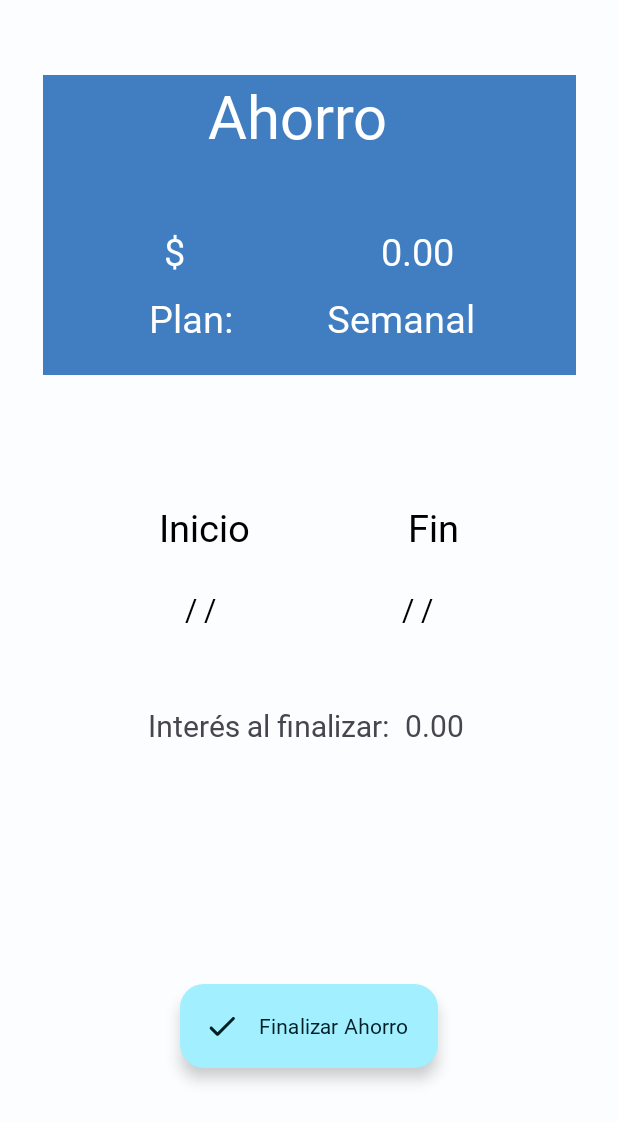
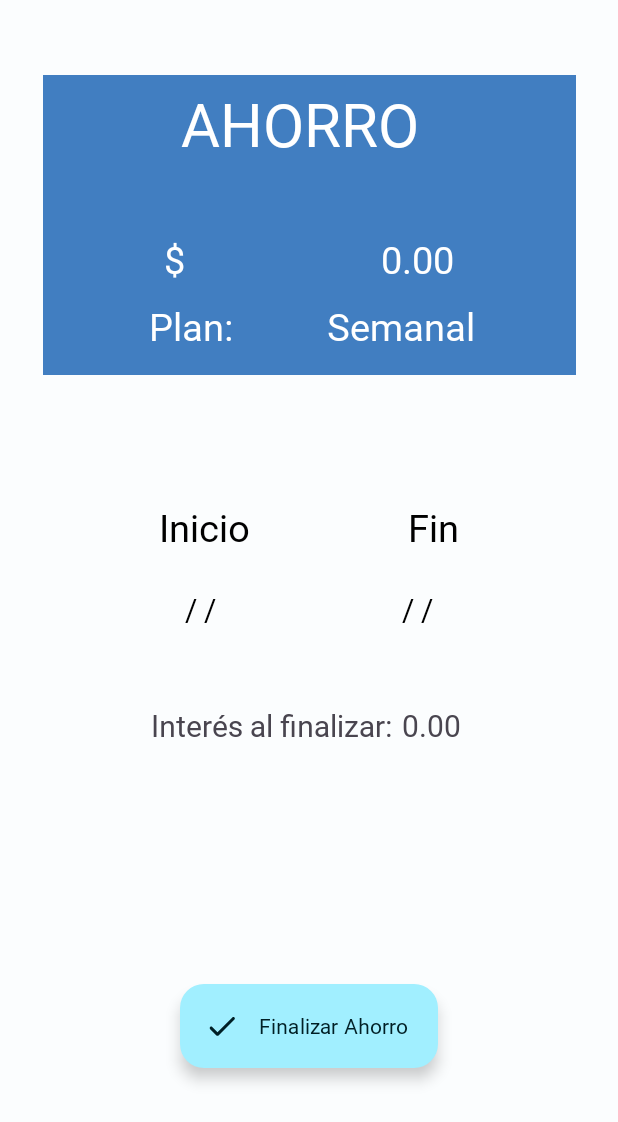
Before and after one commit to osvaldoortega01/MyFirstBank, an Android app: the layout activity_ahorro_creado.xml on its own in the app's theme, with its tools: preview values and no code run, on a phone screen of 412 x 824 dp. Shown: the top 1122 px of the screen. Run offline under Robolectric (Android 15) with nearby library versions, the phone set to English and light mode, and no system bars; Roboto replaces fonts that are not available here.

Commit message:
Cambios menores ahorros
Implementación de validaciones y Adición de text view meramente estéticos

```diff
--- a/app/src/main/java/com/example/myfirstbank/MainMenuActivity.kt
+++ b/app/src/main/java/com/example/myfirstbank/MainMenuActivity.kt
@@ -115,7 +115,7 @@ class MainMenuActivity : AppCompatActivity(){
         val iduser: String = prefs.getId()
 
         try{
-            val consultaAhorros: PreparedStatement = connectSQL.dbConn()?.prepareStatement("SELECT * FROM ahorros WHERE UserID = ? AND FinalDate > ?")!!
+            val consultaAhorros: PreparedStatement = connectSQL.dbConn()?.prepareStatement("SELECT * FROM ahorros WHERE UserID = ? AND FinalDate >= ?")!!
             consultaAhorros.setString(1,iduser)
             consultaAhorros.setString(2, fechaActual.toString())
             val resultadoConsulta: ResultSet =  consultaAhorros.executeQuery()
--- a/app/src/main/java/com/example/myfirstbank/RegisterActivity.kt
+++ b/app/src/main/java/com/example/myfirstbank/RegisterActivity.kt
@@ -46,7 +46,7 @@ class RegisterActivity : AppCompatActivity() {
             norepeatuser.setString(1, etusername.text.toString())
             val verifuser: ResultSet = norepeatuser.executeQuery()
 
-            if(!verifuser.next()){
+            if(!verifuser.next() ){
                 if (pas1==cpas1){
                     try{
                         val nuevoUsuario: PreparedStatement = connectSQL.dbConn()?.prepareStatement("insert into usuarios values (?,?,?,?,?,?,?,?)")!!
--- a/app/src/main/res/layout/activity_ahorro_creado.xml
+++ b/app/src/main/res/layout/activity_ahorro_creado.xml
@@ -21,8 +21,8 @@
         android:id="@+id/tv_AhorroTitulo"
         android:layout_width="wrap_content"
         android:layout_height="wrap_content"
-        android:layout_marginTop="50dp"
-        android:text="Ahorro"
+        android:layout_marginTop="55dp"
+        android:text="@string/ahorro_titulo"
         android:textSize="40sp"
         app:layout_constraintEnd_toEndOf="parent"
         app:layout_constraintHorizontal_bias="0.476"
@@ -36,7 +36,7 @@
         android:layout_width="wrap_content"
         android:layout_height="wrap_content"
         android:layout_marginEnd="22dp"
-        android:text="$"
+        android:text="@string/dolar_signo"
         android:textColor="@android:color/white"
         android:textSize="25sp"
         android:layout_marginTop="100dp"
@@ -46,7 +46,7 @@
 
     <TextView
         android:id="@+id/tv_AhorroCantidad"
-        android:text="0.00"
+        android:text="@string/cantidad_vacia"
         android:textSize="25sp"
         android:layout_width="wrap_content"
         android:layout_height="wrap_content"
@@ -58,7 +58,7 @@
     />
     <TextView
         android:id="@+id/tv_PlanTitulo"
-        android:text="Plan:"
+        android:text="@string/plan_titulo"
         android:textSize="25sp"
         android:layout_width="wrap_content"
         android:layout_height="wrap_content"
@@ -71,7 +71,7 @@
 
     <TextView
         android:id="@+id/tv_Plan"
-        android:text="Semanal"
+        android:text="@string/plan_value"
         android:textSize="25sp"
         android:layout_width="wrap_content"
         android:layout_height="wrap_content"
@@ -87,7 +87,7 @@
         android:layout_width="wrap_content"
         android:layout_height="wrap_content"
         android:layout_marginTop="84dp"
-        android:text="Fin"
+        android:text="@string/fin_titulo"
         android:textColor="@android:color/black"
         android:textSize="25sp"
         app:layout_constraintLeft_toRightOf="@id/tv_InicioTitulo"
@@ -99,7 +99,7 @@
         android:layout_width="wrap_content"
         android:layout_height="wrap_content"
         android:layout_marginTop="24dp"
-        android:text="/ /"
+        android:text="@string/fecha_vacia"
         android:textColor="@android:color/black"
         android:textSize="20sp"
         app:layout_constraintLeft_toRightOf="@id/tv_InicioFechaAhorro"
@@ -111,7 +111,7 @@
         android:layout_width="wrap_content"
         android:layout_height="wrap_content"
         android:layout_marginTop="84dp"
-        android:text="Inicio"
+        android:text="@string/inicio_titulo"
         android:textColor="@android:color/black"
         android:textSize="25sp"
         app:layout_constraintLeft_toLeftOf="parent"
@@ -123,7 +123,7 @@
         android:layout_width="wrap_content"
         android:layout_height="wrap_content"
         android:layout_marginTop="24dp"
-        android:text="/ /"
+        android:text="@string/fecha_vacia"
         android:textColor="@android:color/black"
         android:textSize="20sp"
         app:layout_constraintLeft_toLeftOf="parent"
@@ -135,7 +135,7 @@
         android:layout_width="wrap_content"
         android:layout_height="wrap_content"
         android:layout_marginTop="50dp"
-        android:text="Interés al finalizar: "
+        android:text="@string/interes_titulo"
         android:textSize="20sp"
         app:layout_constraintEnd_toEndOf="parent"
         app:layout_constraintHorizontal_bias="0.4"
@@ -146,7 +146,7 @@
         android:id="@+id/tv_BonusAhorro"
         android:layout_width="wrap_content"
         android:layout_height="wrap_content"
-        android:text="0.00"
+        android:text="@string/cantidad_vacia"
         android:textSize="20sp"
         app:layout_constraintBottom_toBottomOf="@+id/tv_BonusTitulo"
         app:layout_constraintEnd_toEndOf="parent"
@@ -159,8 +159,8 @@
         android:layout_height="wrap_content"
         android:layout_gravity="bottom|end"
         android:layout_marginBottom="112dp"
-        android:contentDescription="Clic para finalizar el ahorro (Se perdarán los intereses)"
-        android:text="Finalizar Ahorro"
+        android:contentDescription="@string/descripcion_btnFinalizarAhorro"
+        android:text="@string/finalizar_ahorro"
         app:icon="@drawable/ic_round_done_24"
         app:layout_constraintBottom_toBottomOf="parent"
         app:layout_constraintEnd_toEndOf="parent"
--- a/app/src/main/res/values/strings.xml
+++ b/app/src/main/res/values/strings.xml
@@ -94,4 +94,16 @@
         <item>Yen Japonés - JPY</item>
     </string-array>
 
+    <string name="ahorro_titulo">AHORRO</string>
+    <string name="crearAhorro_titulo">Creando Nuevo Ahorro</string>
+    <string name="dolar_signo">$</string>
+    <string name="cantidad_vacia">0.00</string>
+    <string name="plan_titulo">Plan:</string>
+    <string name="plan_value">Semanal</string>
+    <string name="fin_titulo">Fin</string>
+    <string name="inicio_titulo">Inicio</string>
+    <string name="fecha_vacia">/ /</string>
+    <string name="interes_titulo">Interés al finalizar:</string>
+    <string name="descripcion_btnFinalizarAhorro">Clic para finalizar el ahorro (Se perdarán los intereses)</string>
+    <string name="finalizar_ahorro">Finalizar Ahorro</string>
 </resources>
```
Also changed, not shown: app/src/main/java/com/example/myfirstbank/AhorroActivity.kt (+21 -3 lines), app/src/main/java/com/example/myfirstbank/Ahorro_Creado.kt (+16 -12 lines), app/src/main/res/layout/activity_ahorro.xml (+17 -5 lines).
